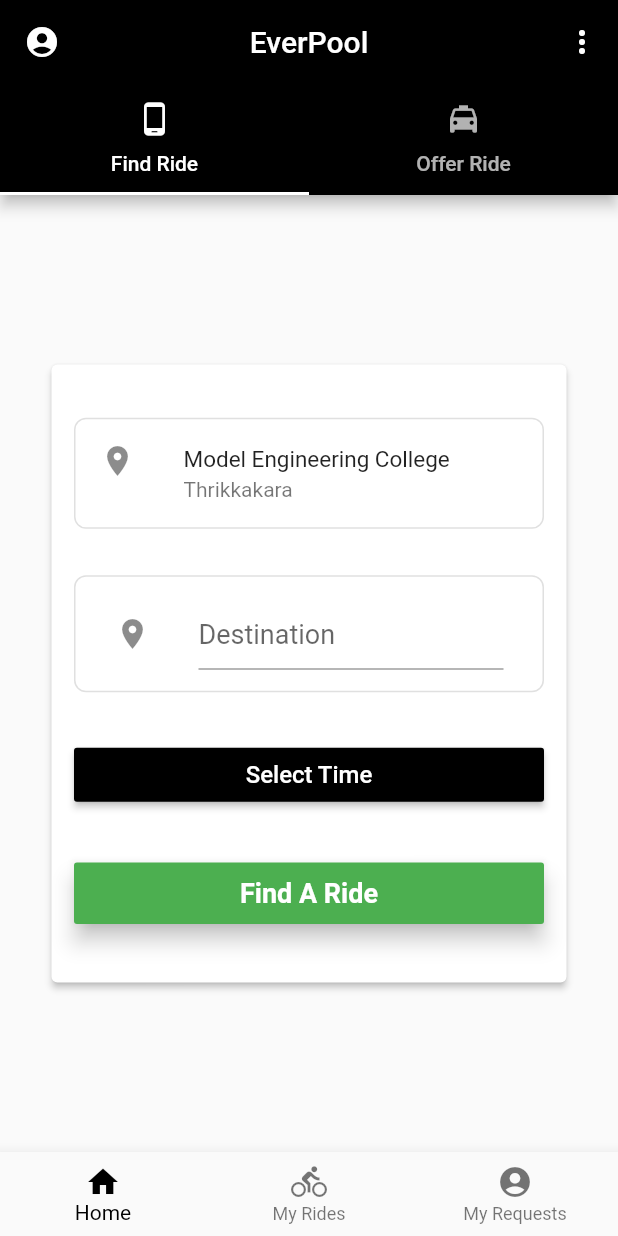
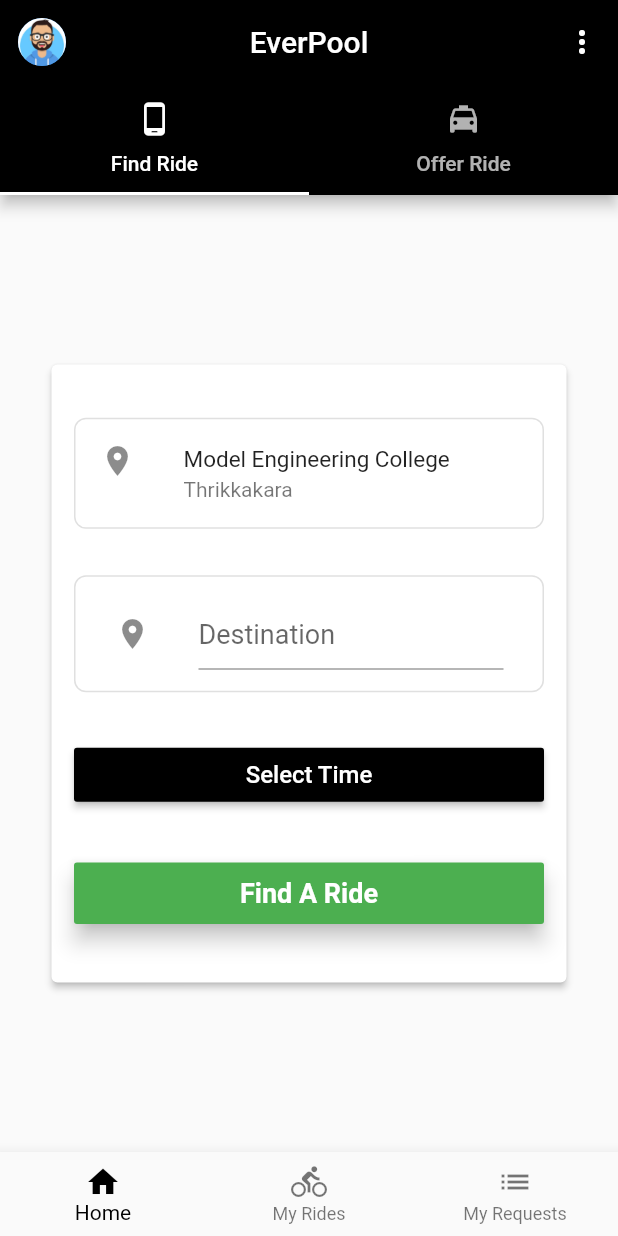
Before and after one commit to JoyalAJohney/MEC-Drive, a Flutter app: the HomeScreen screen opened by its route, on a phone screen of 412 x 824 dp. Run offline on Flutter 3.47's test engine with Material 2 defaults, Android fonts, the phone set to English and light mode, and no system bars; our stand-ins replace shared_preferences; accounts and stored records are empty.

Commit message:
leading account circle fixed

```diff
--- a/lib/HomeScreen/homeScreen.dart
+++ b/lib/HomeScreen/homeScreen.dart
@@ -24,7 +24,17 @@ class _HomeScreenState extends State<HomeScreen> {
         appBar: AppBar(
           backgroundColor: Colors.black,
           centerTitle: true,
-          leading: Icon(Icons.account_circle),
+          leading: GestureDetector(
+            onTap: () {
+              Navigator.of(context).pushNamed('/account');
+            },
+            child: Padding(
+              padding: EdgeInsets.all(12),
+              child: CircleAvatar(
+                backgroundImage: AssetImage("assets/accountAvatar.jpg"),
+              )
+            ),
+          ),
           actions: <Widget>[
             PopupMenuButton(
               onSelected: (val) {
@@ -75,7 +85,7 @@ class _HomeScreenState extends State<HomeScreen> {
             BottomNavigationBarItem(
                 icon: Icon(Icons.directions_bike), title: Text("My Rides")),
             BottomNavigationBarItem(
-                icon: Icon(Icons.account_circle), title: Text("My Requests")),
+                icon: Icon(Icons.list), title: Text("My Requests")),
           ],
         ),
       ),
--- a/lib/main.dart
+++ b/lib/main.dart
@@ -2,6 +2,7 @@ import 'package:flutter/material.dart';
 import 'package:mecdrive_app/HomeScreen/homeScreen.dart';
 import 'package:mecdrive_app/MyRides/myRides.dart';
 import 'package:mecdrive_app/SplashScreen/splashScreen.dart';
+import 'package:mecdrive_app/UserProfile/accountScreen.dart';
 import 'package:mecdrive_app/auth/registerUser.dart';
 
 void main() => runApp(MyApp());
@@ -13,11 +14,12 @@ class MyApp extends StatelessWidget {
       debugShowCheckedModeBanner: false,
       title: 'MecDrive',
       //test phase
-      home: HomeScreen(),
+      home: SplashScreen(),
       routes: {
         '/homescreen' : (context) => HomeScreen(),
         '/register'   : (context) => SignUp(),
         '/myrides'    : (context) => MyRides(),
+        '/account'    : (context) => AccountScreen(),
       },
     );
   }
```
Also changed, not shown: lib/UserProfile/accountScreen.dart (added, +22 -0 lines).
